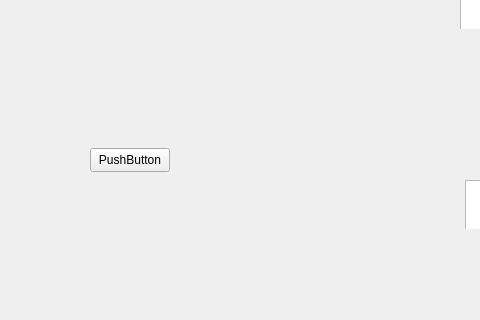
Above: mainwindow.ui from jsecheverrir/Final_info_2 before the change; both pictures show x 0 to 480 and y 161 to 481 of the 800 by 600 pixel window. Below: the same form after it.
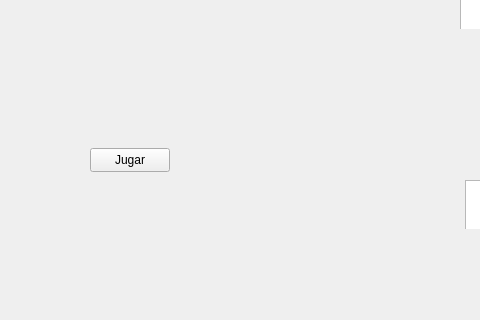
That is the form after the change.

Patch:
```diff
--- a/mainwindow.ui
+++ b/mainwindow.ui
@@ -46,7 +46,7 @@
       </rect>
      </property>
      <property name="text">
-      <string>PushButton</string>
+      <string>Jugar</string>
      </property>
     </widget>
    </widget>
```
